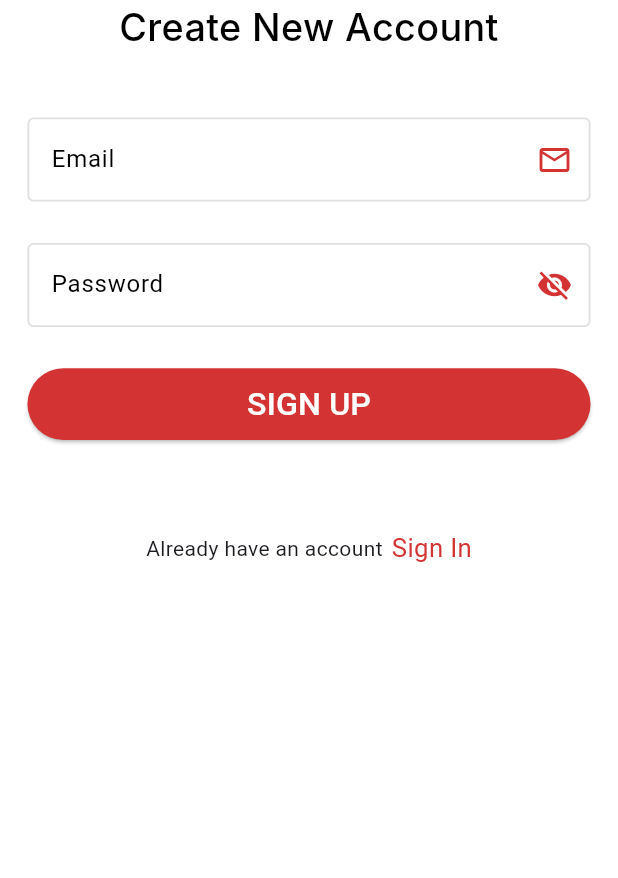
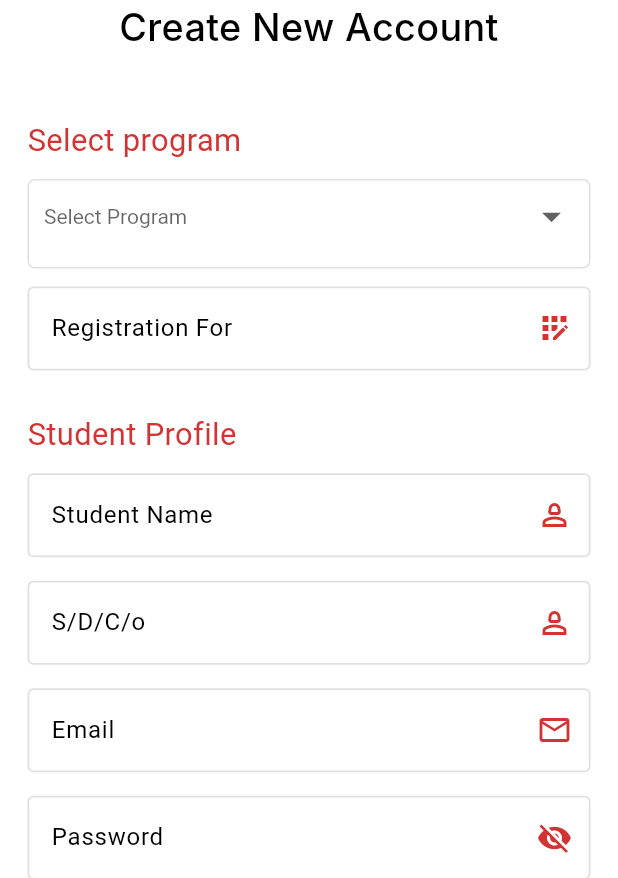
Before and after one commit to Shamim-Raihan/rspsa-user, a Flutter app: the StudentSignupScreen screen opened directly, on a phone screen of 412 x 824 dp, the part 358-1236 px from its top. Run offline on Flutter 3.47's test engine with Material 3 defaults, Android fonts, the phone set to English and light mode, and no system bars; our stand-ins replace flutter_screenutil, get; Roboto replaces fonts that are missing (Inter).

Commit message:
sign up page desing

```diff
--- a/lib/controller/login_controller.dart
+++ b/lib/controller/login_controller.dart
@@ -4,6 +4,12 @@ import 'package:get/state_manager.dart';
 class LoginController extends GetxController {
   var emailController = TextEditingController().obs;
   var passwordController = TextEditingController().obs;
+
+
+  var registrationForController = TextEditingController().obs;
+  var nameController = TextEditingController().obs;
+  var sdcoController = TextEditingController().obs;
   var visiblepass = false.obs;
   var selectedOption = 0.obs;
+  var selectedValue = "Select".obs;
 }
--- a/lib/custom_widget.dart/cusotm_text_field.dart
+++ b/lib/custom_widget.dart/cusotm_text_field.dart
@@ -5,7 +5,9 @@ import '../utils/color_helper.dart';
 
 class CustomTextField {
   Widget textField(
-      {required TextEditingController controller, required String levelText}) {
+      {required TextEditingController controller,
+      required String levelText,
+      required IconData suffixIcon}) {
     return SizedBox(
       height: 50.h,
       child: TextField(
@@ -14,8 +16,7 @@ class CustomTextField {
           focusedBorder: const OutlineInputBorder(
               borderSide:
                   BorderSide(color: ColorHelper.primaryColor, width: 1.2)),
-          suffixIcon:
-              const Icon(Icons.mail_outline, color: ColorHelper.primaryColor),
+          suffixIcon: Icon(suffixIcon, color: ColorHelper.primaryColor),
           labelText: levelText,
           labelStyle: const TextStyle(color: Colors.black),
           enabledBorder: OutlineInputBorder(
--- a/lib/screens/student_signup_screen.dart
+++ b/lib/screens/student_signup_screen.dart
@@ -18,6 +18,7 @@ class StudentSignupScreen extends StatefulWidget {
 }
 
 class _StudentSignupScreenState extends State<StudentSignupScreen> {
+  String? _dropDownValue;
   @override
   Widget build(BuildContext context) {
     LoginController loginController = Get.put(LoginController());
@@ -74,11 +75,78 @@ class _StudentSignupScreenState extends State<StudentSignupScreen> {
       padding: EdgeInsets.all(16.0.sp),
       child: Column(
         mainAxisAlignment: MainAxisAlignment.center,
+        crossAxisAlignment: CrossAxisAlignment.start,
         children: [
-          CustomTextField().textField(controller: loginController.emailController.value, levelText: "Email"),
-          SizedBox(
-            height: 20.h,
+          Text(
+            'Select program',
+            style: FontStyles().largeTextRed,
           ),
+          SpaceHelper().verticalSpace10,
+          Container(
+            height: 50.h,
+            padding: const EdgeInsets.symmetric(horizontal: 10),
+            decoration: BoxDecoration(
+                border: Border.all(width: 1, color: Colors.grey.shade300),
+                borderRadius: BorderRadius.circular(5)),
+            child: DropdownButton(
+              underline: const SizedBox(),
+              hint: _dropDownValue == null
+                  ? const Text('Select Program')
+                  : Text(
+                      _dropDownValue!,
+                      style: FontStyles().normalTextBlack,
+                    ),
+              isExpanded: true,
+              iconSize: 30.0,
+              style: const TextStyle(color: Colors.blue),
+              items: ['Program 1', 'Program 1', 'Program 1'].map(
+                (val) {
+                  return DropdownMenuItem<String>(
+                    value: val,
+                    child: Text(
+                      val,
+                      style: FontStyles().normalTextBlack,
+                    ),
+                  );
+                },
+              ).toList(),
+              onChanged: (val) {
+                setState(
+                  () {
+                    _dropDownValue = val;
+                  },
+                );
+              },
+            ),
+          ),
+          SpaceHelper().verticalSpace10,
+          CustomTextField().textField(
+              controller: loginController.registrationForController.value,
+              levelText: "Registration For", suffixIcon: Icons.app_registration),
+          SpaceHelper().verticalSpace20,
+          Text(
+            'Student Profile',
+            style: FontStyles().largeTextRed,
+          ),
+           SpaceHelper().verticalSpace10,
+          CustomTextField().textField(
+              controller: loginController.nameController.value,
+              levelText: "Student Name",
+              suffixIcon: Icons.person_2_outlined
+              ),
+              SpaceHelper().verticalSpace10,
+          CustomTextField().textField(
+              controller: loginController.sdcoController.value,
+              levelText: "S/D/C/o",
+              suffixIcon: Icons.person_2_outlined
+              ),
+          SpaceHelper().verticalSpace10,
+          CustomTextField().textField(
+              controller: loginController.emailController.value,
+              levelText: "Email",
+              suffixIcon: Icons.mail_outline
+              ),
+          SpaceHelper().verticalSpace10,
           SizedBox(
             height: 50.h,
             child: TextFormField(
@@ -155,7 +223,7 @@ class _StudentSignupScreenState extends State<StudentSignupScreen> {
               SpaceHelper().horizoantalSpace5,
               InkWell(
                 onTap: () {
-                  Get.off(()=>const LoginScreen());
+                  Get.off(() => const LoginScreen());
                 },
                 child: Text(
                   'Sign In',
--- a/lib/utils/text_style.dart
+++ b/lib/utils/text_style.dart
@@ -6,4 +6,7 @@ class FontStyles{
   TextStyle normalTextWhite = TextStyle(color: Colors.white, fontSize: 25.sp);
   TextStyle normalTextWhite20 = TextStyle(color: Colors.white, fontSize: 20.sp);
   TextStyle normalTextRed = TextStyle(color: ColorHelper.primaryColor, fontSize: 15.sp);
+  TextStyle normalTextBlack = TextStyle(color: Colors.black, fontSize: 15.sp);
+  TextStyle largeTextBlack = TextStyle(color: Colors.black, fontSize: 18.sp);
+  TextStyle largeTextRed = TextStyle(color: ColorHelper.primaryColor, fontSize: 18.sp);
 }
```
